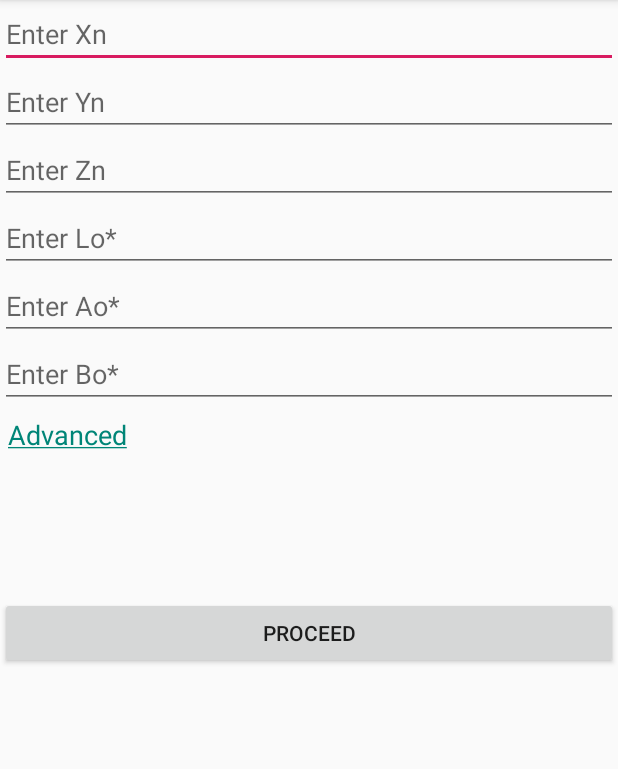
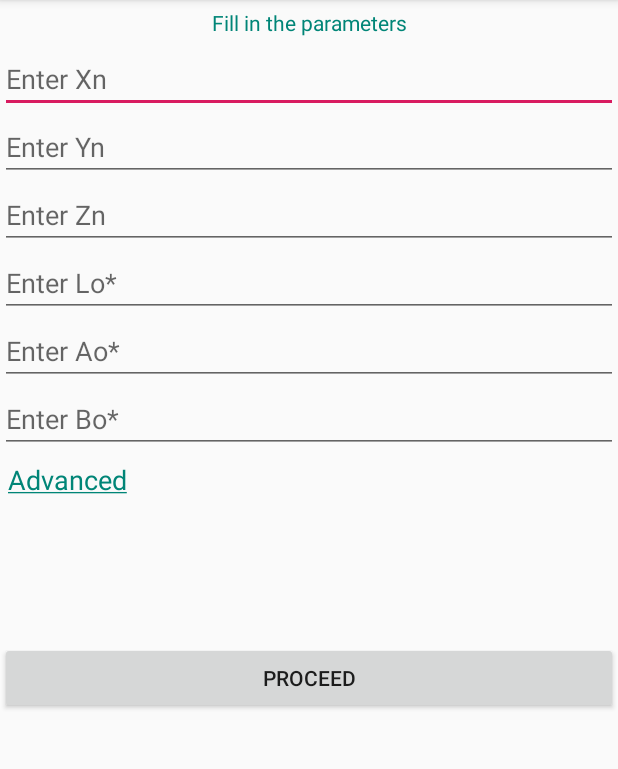
Before and after one commit to JayjeetAtGithub/pH-Finder-Offline, an Android app: the screen it shows after launch (ParamsActivity), after a tap on "PROCEED", on a phone screen of 412 x 824 dp, the part 84-853 px from its top. Run offline under Robolectric (Android 15) with nearby library versions, the phone set to English and light mode, and no system bars; pictures from the network do not load.

Commit message:
Params page modifications

```diff
--- a/app/src/main/res/layout/activity_params.xml
+++ b/app/src/main/res/layout/activity_params.xml
@@ -15,6 +15,15 @@
         android:layout_width="match_parent"
         android:layout_height="wrap_content"
         android:orientation="vertical">
+
+    <TextView
+        android:layout_width="match_parent"
+        android:layout_height="wrap_content"
+        android:textColor="@color/colorPrimary"
+        android:textAlignment="center"
+        android:layout_margin="5dp"
+        android:text="Fill in the parameters"/>
+
     <EditText
         android:id="@+id/xn"
         android:hint="Enter Xn"
```
